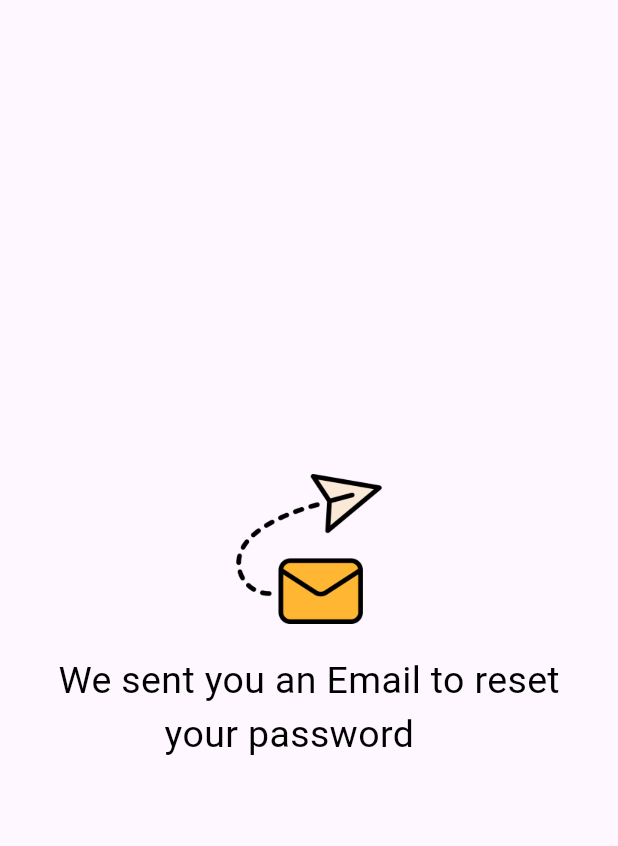
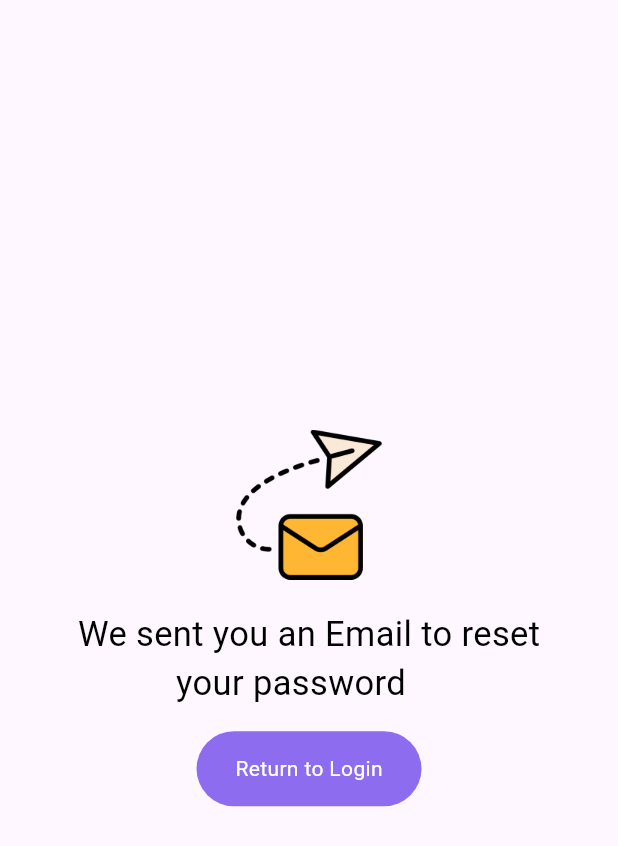
Before and after one commit to yakubovdilshod481-create/clot_project, a Flutter app: the ConguratulatePage screen opened directly, on a phone screen of 412 x 824 dp. Shown: the top 846 px of the screen. Run offline on Flutter 3.47's test engine with Material 3 defaults, Android fonts, the light colour scheme and no system bars; our stand-ins replace google_fonts; Roboto replaces fonts that are missing (Gabarito).

Commit message:
first commit

```diff
--- a/lib/home/presentation/pages/conguratulate_page.dart
+++ b/lib/home/presentation/pages/conguratulate_page.dart
@@ -1,4 +1,6 @@
 import 'package:clot_project/home/core/color/backgroundcolor.dart';
+import 'package:clot_project/home/core/color/main_colors.dart';
+import 'package:clot_project/home/presentation/pages/about_yourself_page.dart';
 import 'package:flutter/material.dart';
 import 'package:google_fonts/google_fonts.dart';
 
@@ -34,10 +36,33 @@ class _ConguratulatePageState extends State<ConguratulatePage> {
                   'We sent you an Email to reset\n           your password',
                   style: GoogleFonts.gabarito(
                     color: Bgcolor.backGroundColor,
-                    fontSize: 25,
+                    fontSize: 23,
                   ),
                 ),
               ],
+            ),
+            SizedBox(height: 15),
+            InkWell(
+              onTap: () {
+                Navigator.push(
+                  context,
+                  MaterialPageRoute(builder: (context) => AboutYourselfPage()),
+                );
+              },
+              child: Container(
+                height: 50,
+                width: 150,
+                decoration: BoxDecoration(
+                  borderRadius: .circular(100),
+                  color: MainColors.mainColors,
+                ),
+                child: Center(
+                  child: Text(
+                    'Return to Login',
+                    style: TextStyle(color: Colors.white),
+                  ),
+                ),
+              ),
             ),
           ],
         ),
```
Also changed, not shown: lib/home/presentation/pages/about_yourself_page.dart (added, +88 -0 lines).
